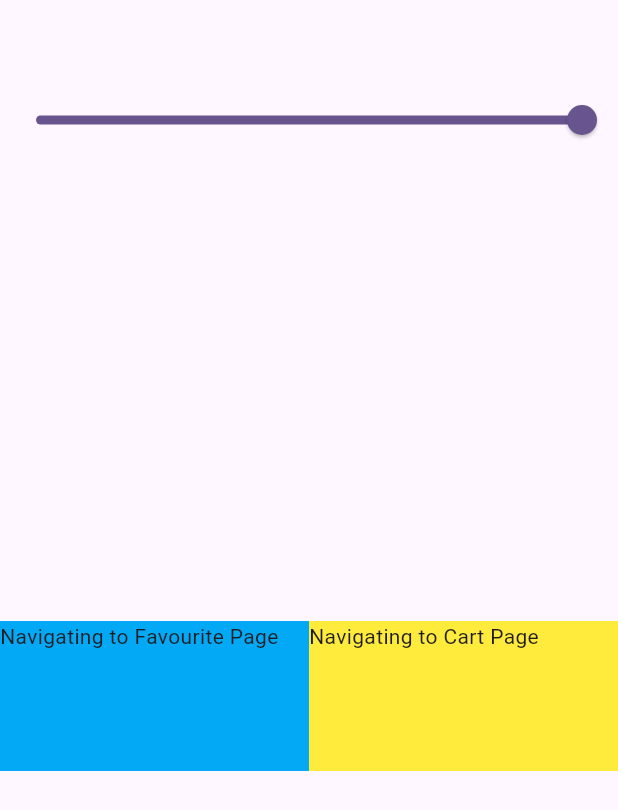
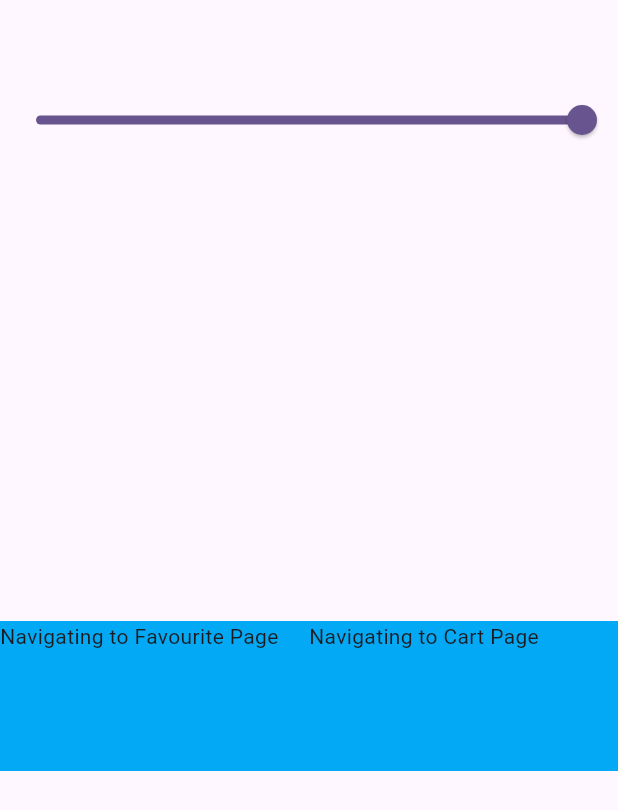
Before and after one commit to rai-ms/flutter_provider_practice, a Flutter app: the screen it shows after launch, on a phone screen of 412 x 824 dp. Shown: the top 810 px of the screen. Run offline on Flutter 3.47's test engine with Material 2 defaults, Android fonts, the phone set to English and light mode, and no system bars.

Commit message:
Updating Colors file

```diff
--- a/lib/modules/cart/view/cartpage.dart
+++ b/lib/modules/cart/view/cartpage.dart
@@ -1,6 +1,6 @@
 import 'package:flutter/material.dart';
 import 'package:flutter_provider/modules/favourite/provider/favourite_item_provider.dart';
-import 'package:flutter_provider/services/text/apptext.dart';
+import 'package:flutter_provider/services/utils/text/apptext.dart';
 import 'package:provider/provider.dart';
 
 class CartPage extends StatefulWidget {
--- a/lib/modules/favourite/views/favourite_page.dart
+++ b/lib/modules/favourite/views/favourite_page.dart
@@ -1,7 +1,6 @@
-import 'dart:ui';
-
 import 'package:flutter/material.dart';
-import 'package:flutter_provider/services/text/apptext.dart';
+import 'package:flutter_provider/services/utils/colors/app_colors.dart';
+import 'package:flutter_provider/services/utils/text/apptext.dart';
 import 'package:flutter_provider/services/utils/route_name.dart';
 import 'package:provider/provider.dart';
 
@@ -25,7 +24,7 @@ class _FavouritePageState extends State<FavouritePage> {
           },
           icon: const Icon(
             Icons.shopping_cart,
-            color: Colors.black,
+            color: AppColors.blackColor,
           ),
         ),
       ),
--- a/lib/modules/homepage/views/homepage.dart
+++ b/lib/modules/homepage/views/homepage.dart
@@ -1,7 +1,8 @@
 import 'package:flutter/material.dart';
 import 'package:flutter_provider/components/custom_toast.dart';
 import 'package:flutter_provider/modules/homepage/provider/homepage_slider_provider.dart';
-import 'package:flutter_provider/services/text/apptext.dart';
+import 'package:flutter_provider/services/utils/colors/app_colors.dart';
+import 'package:flutter_provider/services/utils/text/apptext.dart';
 import 'package:flutter_provider/services/utils/route_name.dart';
 import 'package:provider/provider.dart';
 
@@ -49,7 +50,7 @@ class _MyHomePageState extends State<MyHomePage> {
                         },
                         child: Container(
                           height: 100,
-                          color: Colors.lightBlue.withOpacity(value.value),
+                          color: AppColors.lightBlueWithopacity(value.value),
                           child: const Text(AppText.navToFavPage),
                         ),
                       ),
@@ -61,7 +62,7 @@ class _MyHomePageState extends State<MyHomePage> {
                         },
                         child: Container(
                           height: 100,
-                          color: Colors.yellow.withOpacity(value.value),
+                          color: AppColors.yellowWithopacity(value.value),
                           child: const Text(AppText.navToCartPage),
                         ),
                       ),
--- /dev/null
+++ b/lib/services/utils/colors/app_colors.dart
@@ -0,0 +1,14 @@
+import 'package:flutter/material.dart';
+
+class AppColors {
+  static const backgroundWhite = Colors.white;
+  static const blackColor = Colors.black;
+  static lightBlueWithopacity(opacity)
+  {
+    return Colors.lightBlue.withOpacity(opacity);
+  }
+  static yellowWithopacity(opacity)
+  {
+    return Colors.lightBlue.withOpacity(opacity);
+  }
+}
```
Also changed, not shown: lib/services/utils/text/apptext.dart (renamed from lib/services/text/apptext.dart).
